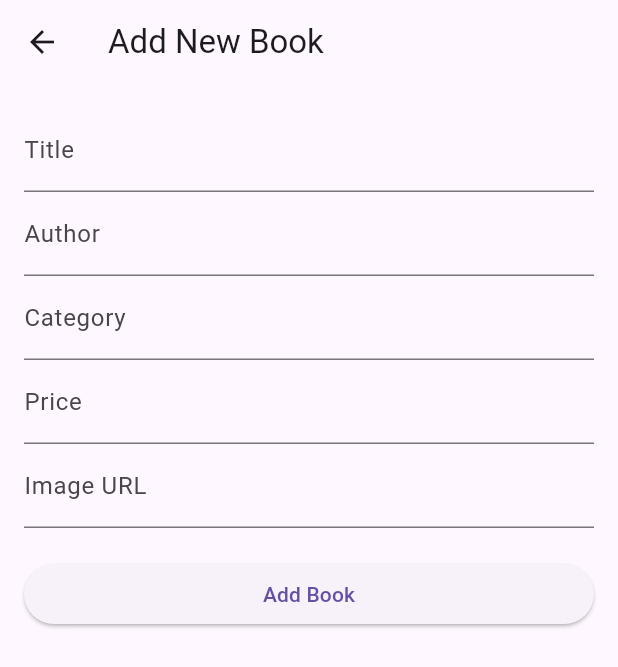
After one commit to NinaMadu/bookhaven-mobile-application, a Flutter app: the BookManagementPage screen opened directly, after a tap on the "add" icon, on a phone screen of 412 x 824 dp. The commit adds this screen. Shown: the top 667 px of the screen. Run offline on Flutter 3.47's test engine with Material 3 defaults, Android fonts, the phone set to English and light mode, and no system bars; our stand-ins replace cloud_firestore, firebase_auth, firebase_core; accounts and stored records are empty.

Commit message:
book management

```diff
--- /dev/null
+++ b/lib/pages/admin/addnewbook.dart
@@ -0,0 +1,87 @@
+import 'package:cloud_firestore/cloud_firestore.dart';
+import 'package:flutter/material.dart';
+
+class AddNewBookPage extends StatefulWidget {
+  @override
+  _AddNewBookPageState createState() => _AddNewBookPageState();
+}
+
+class _AddNewBookPageState extends State<AddNewBookPage> {
+  final _formKey = GlobalKey<FormState>();
+  String title = '';
+  String author = '';
+  String category = '';
+  double price = 0.0;
+  String imageUrl = '';
+
+  // Function to add a new book to Firestore
+  Future<void> _addBook() async {
+    if (_formKey.currentState!.validate()) {
+      try {
+        await FirebaseFirestore.instance.collection('Book').add({
+          'title': title,
+          'author': author,
+          'category': category,
+          'price': price,
+          'image': imageUrl,
+        });
+        ScaffoldMessenger.of(context).showSnackBar(SnackBar(content: Text('Book added successfully')));
+        Navigator.pop(context);  // Go back to the previous screen
+      } catch (e) {
+        ScaffoldMessenger.of(context).showSnackBar(SnackBar(content: Text('Failed to add book')));
+      }
+    }
+  }
+
+  @override
+  Widget build(BuildContext context) {
+    return Scaffold(
+      appBar: AppBar(
+        title: Text('Add New Book'),
+      ),
+      body: Padding(
+        padding: EdgeInsets.all(16.0),
+        child: Form(
+          key: _formKey,
+          child: ListView(
+            children: [
+              TextFormField(
+                decoration: InputDecoration(labelText: 'Title'),
+                onChanged: (value) => setState(() => title = value),
+                validator: (value) => value!.isEmpty ? 'Please enter a title' : null,
+              ),
+              TextFormField(
+                decoration: InputDecoration(labelText: 'Author'),
+                onChanged: (value) => setState(() => author = value),
+                validator: (value) => value!.isEmpty ? 'Please enter an author' : null,
+              ),
+              TextFormField(
+                decoration: InputDecoration(labelText: 'Category'),
+                onChanged: (value) => setState(() => category = value),
+                validator: (value) => value!.isEmpty ? 'Please enter a category' : null,
+              ),
+              TextFormField(
+                decoration: InputDecoration(labelText: 'Price'),
+                keyboardType: TextInputType.number,
+                onChanged: (value) => setState(() => price = double.tryParse(value) ?? 0.0),
+                validator: (value) => value!.isEmpty || double.tryParse(value) == null
+                    ? 'Please enter a valid price'
+                    : null,
+              ),
+              TextFormField(
+                decoration: InputDecoration(labelText: 'Image URL'),
+                onChanged: (value) => setState(() => imageUrl = value),
+                validator: (value) => value!.isEmpty ? 'Please enter an image URL' : null,
+              ),
+              SizedBox(height: 20),
+              ElevatedButton(
+                onPressed: _addBook,
+                child: Text('Add Book'),
+              ),
+            ],
+          ),
+        ),
+      ),
+    );
+  }
+}
--- a/lib/pages/admin/bookmanagement.dart
+++ b/lib/pages/admin/bookmanagement.dart
@@ -0,0 +1,112 @@
+import 'package:bookshop/pages/admin/addnewbook.dart';
+import 'package:cloud_firestore/cloud_firestore.dart';
+import 'package:flutter/material.dart';
+
+class BookManagementPage extends StatelessWidget {
+  @override
+  Widget build(BuildContext context) {
+    return Scaffold(
+      appBar: AppBar(
+        title: Text("Book Management"),
+      ),
+      body: StreamBuilder<QuerySnapshot>(
+        // Stream to listen to changes in the 'Book' collection
+        stream: FirebaseFirestore.instance.collection('Book').snapshots(),
+        builder: (context, snapshot) {
+          // Loading indicator while waiting for data
+          if (snapshot.connectionState == ConnectionState.waiting) {
+            return Center(child: CircularProgressIndicator());
+          }
+
+          // Error handling
+          if (snapshot.hasError) {
+            return Center(child: Text("Error: ${snapshot.error}"));
+          }
+
+          // Check if there is no data
+          if (!snapshot.hasData || snapshot.data!.docs.isEmpty) {
+            return Center(child: Text("No books available"));
+          }
+
+          var books = snapshot.data!.docs;
+
+          return ListView.builder(
+            itemCount: books.length,
+            itemBuilder: (context, index) {
+              var book = books[index];
+              var bookId = book.id;  // Using Firestore document ID as the unique UID
+              var title = book['title'] ?? 'No Title';
+              var price = book['price'] ?? 'No Price';
+              var author = book['author'] ?? 'No Author';
+              var category = book['category'] ?? 'No Category';
+              var imageUrl = book['image'] ?? '';
+
+              return Card(
+                margin: EdgeInsets.symmetric(vertical: 8, horizontal: 16),
+                child: ListTile(
+                  leading: imageUrl.isNotEmpty
+                      ? Image.network(imageUrl, width: 50, height: 50, fit: BoxFit.cover)
+                      : Icon(Icons.book, size: 50),
+                  title: Text(title),
+                  subtitle: Column(
+                    crossAxisAlignment: CrossAxisAlignment.start,
+                    children: [
+                      Text('Author: $author'),
+                      Text('Category: $category'),
+                      Text('Price: $price'),
+                    ],
+                  ),
+                  trailing: Row(
+                    mainAxisSize: MainAxisSize.min,
+                    children: [
+                      // Edit button (if needed)
+                      // IconButton(
+                      //   icon: Icon(Icons.edit),
+                      //   onPressed: () {
+                      //     // Navigate to the edit page with the bookId to edit the book
+                      //     Navigator.push(
+                      //       context,
+                      //       MaterialPageRoute(builder: (context) => EditBookPage(bookId: bookId)),
+                      //     );
+                      //   },
+                      // ),
+                      // Delete button
+                      IconButton(
+                        icon: Icon(Icons.delete),
+                        onPressed: () {
+                          // Show a confirmation dialog and delete the book
+                          _deleteBook(context, bookId);
+                        },
+                      ),
+                    ],
+                  ),
+                ),
+              );
+            },
+          );
+        },
+      ),
+      //Floating Action Button for adding new book (if needed)
+      floatingActionButton: FloatingActionButton(
+        onPressed: () {
+          //Navigate to the page where the admin can add a new book
+          Navigator.push(
+            context,
+            MaterialPageRoute(builder: (context) => AddNewBookPage()),
+          );
+        },
+        child: Icon(Icons.add),
+      ),
+    );
+  }
+
+  // Function to delete a book from Firestore
+  Future<void> _deleteBook(BuildContext context, String bookId) async {
+    try {
+      await FirebaseFirestore.instance.collection('Book').doc(bookId).delete();
+      ScaffoldMessenger.of(context).showSnackBar(SnackBar(content: Text('Book deleted successfully')));
+    } catch (e) {
+      ScaffoldMessenger.of(context).showSnackBar(SnackBar(content: Text('Failed to delete book')));
+    }
+  }
+}
--- a/lib/pages/admin/dashboard.dart
+++ b/lib/pages/admin/dashboard.dart
@@ -1,6 +1,7 @@
 import 'package:bookshop/pages/admin/ordermanagement.dart';
 import 'package:bookshop/pages/admin/sidebar.dart';
 import 'package:bookshop/pages/admin/usermanagement.dart';
+import 'package:bookshop/pages/admin/bookmanagement.dart';
 import 'package:flutter/material.dart';
 
 class AdminDashboard extends StatelessWidget {
@@ -85,10 +86,15 @@ class AdminDashboard extends StatelessWidget {
                           },
                         ),
                         _buildActionButton(
-                          icon: Icons.book,
+                          icon: Icons.book_online_rounded,
                           label: 'Manage Books',
                           onTap: () {
-                            // Navigate to Manage Books
+                            Navigator.push(
+                              context,
+                              MaterialPageRoute(
+                                builder: (context) => BookManagementPage(),
+                              ),
+                            );
                           },
                         ),
                         _buildActionButton(
```
Also changed, not shown: lib/pages/admin/adminsettings.dart (added).
